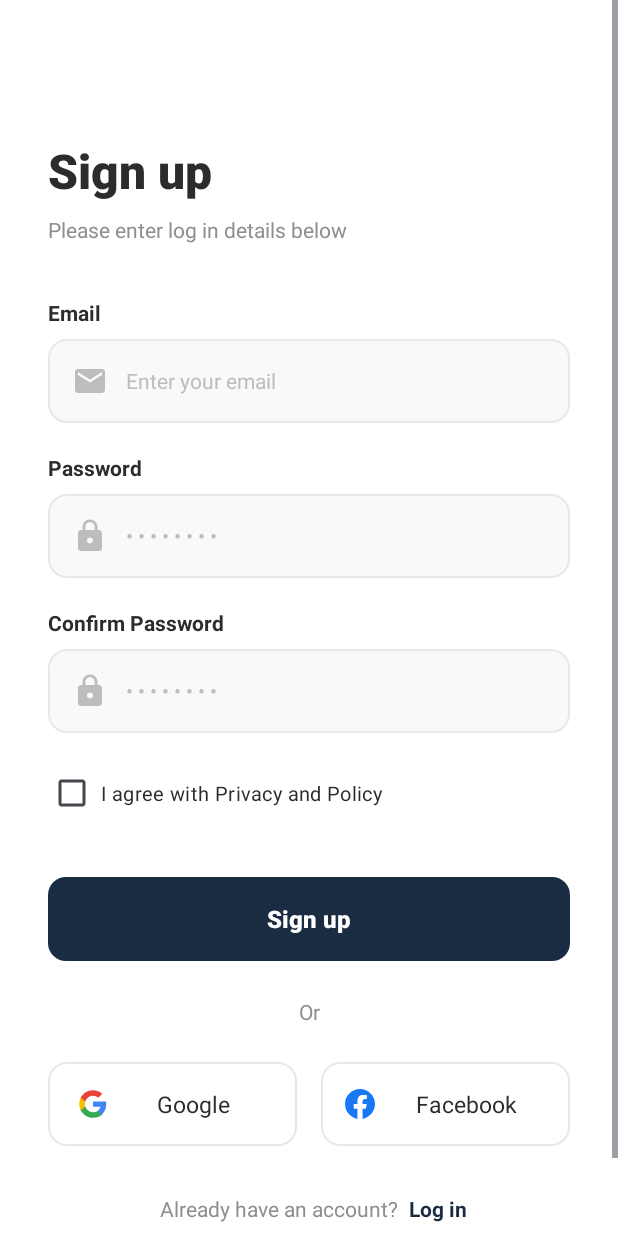
After one commit to AnasAyman13/Newsly, an Android app: the Signup screen opened directly, with no data from a screen before it, on a phone screen of 412 x 824 dp. The commit adds this screen. Run offline under Robolectric (Android 15) with nearby library versions, the phone set to English and light mode, and no system bars.

Commit message:
Added log_methods

```diff
--- /dev/null
+++ b/app/src/main/java/com/news/app/Signup.kt
@@ -0,0 +1,14 @@
+package com.news.app
+
+import android.os.Bundle
+import androidx.activity.enableEdgeToEdge
+import androidx.appcompat.app.AppCompatActivity
+
+class Signup : AppCompatActivity() {
+    override fun onCreate(savedInstanceState: Bundle?) {
+        super.onCreate(savedInstanceState)
+        enableEdgeToEdge()
+        setContentView(R.layout.activity_signup)
+
+    }
+}
--- a/app/src/main/java/com/news/app/Splash.kt
+++ b/app/src/main/java/com/news/app/Splash.kt
@@ -26,7 +26,7 @@ class SplashActivity : AppCompatActivity() {
 
             override fun onAnimationEnd(animation: Animation) {
 
-                startActivity(Intent(this@SplashActivity, MainActivity::class.java))
+                startActivity(Intent(this@SplashActivity, Signup::class.java))
                 overridePendingTransition(android.R.anim.fade_in, android.R.anim.fade_out)
                 finish()
             }
--- /dev/null
+++ b/app/src/main/res/drawable/bg_button_primary.xml
@@ -0,0 +1,6 @@
+<?xml version="1.0" encoding="utf-8"?>
+<shape xmlns:android="http://schemas.android.com/apk/res/android"
+    android:shape="rectangle">
+    <solid android:color="#1A2C42"/>
+    <corners android:radius="12dp"/>
+</shape>
--- /dev/null
+++ b/app/src/main/res/drawable/bg_button_social.xml
@@ -0,0 +1,7 @@
+<?xml version="1.0" encoding="utf-8"?>
+<shape xmlns:android="http://schemas.android.com/apk/res/android"
+    android:shape="rectangle">
+    <solid android:color="#FFFFFF"/>
+    <corners android:radius="12dp"/>
+    <stroke android:width="1dp" android:color="#E8E8E8"/>
+</shape>
--- /dev/null
+++ b/app/src/main/res/drawable/bg_edit_text.xml
@@ -0,0 +1,7 @@
+<?xml version="1.0" encoding="utf-8"?>
+<shape xmlns:android="http://schemas.android.com/apk/res/android"
+    android:shape="rectangle">
+    <solid android:color="#F8F9FA"/>
+    <corners android:radius="12dp"/>
+    <stroke android:width="1dp" android:color="#E8E8E8"/>
+</shape>
--- /dev/null
+++ b/app/src/main/res/drawable/ic_email.xml
@@ -0,0 +1,9 @@
+<vector xmlns:android="http://schemas.android.com/apk/res/android"
+    android:width="24dp"
+    android:height="24dp"
+    android:viewportWidth="24"
+    android:viewportHeight="24">
+    <path
+        android:fillColor="#BDBDBD"
+        android:pathData="M20,4H4C2.9,4 2,4.9 2,6v12c0,1.1 0.9,2 2,2h16c1.1,0 2,-0.9 2,-2V6C22,4.9 21.1,4 20,4zM20,8l-8,5L4,8V6l8,5l8,-5V8z"/>
+</vector>
--- /dev/null
+++ b/app/src/main/res/drawable/ic_facebook.xml
@@ -0,0 +1,12 @@
+<vector xmlns:android="http://schemas.android.com/apk/res/android"
+    android:width="20dp"
+    android:height="20dp"
+    android:viewportWidth="24"
+    android:viewportHeight="24">
+    <path
+        android:fillColor="#1877F2"
+        android:pathData="M24,12.073c0,-6.627 -5.373,-12 -12,-12s-12,5.373 -12,12c0,5.99 4.388,10.954 10.125,11.854v-8.385H7.078v-3.47h3.047V9.43c0,-3.007 1.792,-4.669 4.533,-4.669 1.312,0 2.686,0.235 2.686,0.235v2.953H15.83c-1.491,0 -1.956,0.925 -1.956,1.874v2.25h3.328l-0.532,3.47h-2.796v8.385C19.612,23.027 24,18.062 24,12.073z"/>
+    <path
+        android:fillColor="#FFFFFF"
+        android:pathData="M16.671,15.543l0.532,-3.47h-3.328v-2.25c0,-0.949 0.465,-1.874 1.956,-1.874h1.513V4.996s-1.374,-0.235 -2.686,-0.235c-2.741,0 -4.533,1.662 -4.533,4.669v2.643H7.078v3.47h3.047v8.385c0.61,0.096 1.237,0.146 1.875,0.146s1.265,-0.05 1.875,-0.146v-8.385h2.796z"/>
+</vector>
--- /dev/null
+++ b/app/src/main/res/drawable/ic_google.xml
@@ -0,0 +1,18 @@
+<vector xmlns:android="http://schemas.android.com/apk/res/android"
+    android:width="20dp"
+    android:height="20dp"
+    android:viewportWidth="24"
+    android:viewportHeight="24">
+    <path
+        android:fillColor="#4285F4"
+        android:pathData="M22.56,12.25c0,-0.78 -0.07,-1.53 -0.2,-2.25H12v4.26h5.92c-0.26,1.37 -1.04,2.53 -2.21,3.31v2.77h3.57c2.08,-1.92 3.28,-4.74 3.28,-8.09z"/>
+    <path
+        android:fillColor="#34A853"
+        android:pathData="M12,23c2.97,0 5.46,-0.98 7.28,-2.66l-3.57,-2.77c-0.98,0.66 -2.23,1.06 -3.71,1.06 -2.86,0 -5.29,-1.93 -6.16,-4.53H2.18v2.84C3.99,20.53 7.7,23 12,23z"/>
+    <path
+        android:fillColor="#FBBC05"
+        android:pathData="M5.84,14.09c-0.22,-0.66 -0.35,-1.36 -0.35,-2.09s0.13,-1.43 0.35,-2.09V7.07H2.18C1.43,8.55 1,10.22 1,12s0.43,3.45 1.18,4.93l2.85,-2.22 0.81,-0.62z"/>
+    <path
+        android:fillColor="#EA4335"
+        android:pathData="M12,5.38c1.62,0 3.06,0.56 4.21,1.64l3.15,-3.15C17.45,2.09 14.97,1 12,1 7.7,1 3.99,3.47 2.18,7.07l3.66,2.84c0.87,-2.6 3.3,-4.53 6.16,-4.53z"/>
+</vector>
--- /dev/null
+++ b/app/src/main/res/drawable/ic_lock.xml
@@ -0,0 +1,9 @@
+<vector xmlns:android="http://schemas.android.com/apk/res/android"
+    android:width="24dp"
+    android:height="24dp"
+    android:viewportWidth="24"
+    android:viewportHeight="24">
+    <path
+        android:fillColor="#BDBDBD"
+        android:pathData="M18,8h-1V6c0,-2.76 -2.24,-5 -5,-5S7,3.24 7,6v2H6c-1.1,0 -2,0.9 -2,2v10c0,1.1 0.9,2 2,2h12c1.1,0 2,-0.9 2,-2V10C20,8.9 19.1,8 18,8zM12,17c-1.1,0 -2,-0.9 -2,-2s0.9,-2 2,-2s2,0.9 2,2S13.1,17 12,17zM15.1,8H8.9V6c0,-1.71 1.39,-3.1 3.1,-3.1c1.71,0 3.1,1.39 3.1,3.1V8z"/>
+</vector>
--- /dev/null
+++ b/app/src/main/res/layout/activity_signup.xml
@@ -0,0 +1,256 @@
+<?xml version="1.0" encoding="utf-8"?>
+<ScrollView xmlns:android="http://schemas.android.com/apk/res/android"
+    xmlns:app="http://schemas.android.com/apk/res-auto"
+    android:layout_width="match_parent"
+    android:layout_height="match_parent"
+    android:fillViewport="true"
+    android:background="#FFFFFF">
+
+    <androidx.constraintlayout.widget.ConstraintLayout
+        android:layout_width="match_parent"
+        android:layout_height="wrap_content"
+        android:padding="32dp">
+
+        <!-- Title -->
+        <TextView
+            android:id="@+id/tvTitle"
+            android:layout_width="wrap_content"
+            android:layout_height="wrap_content"
+            android:layout_marginTop="60dp"
+            android:text="Sign up"
+            android:textSize="32sp"
+            android:textStyle="bold"
+            android:textColor="#2C2C2C"
+            android:fontFamily="sans-serif-medium"
+            app:layout_constraintTop_toTopOf="parent"
+            app:layout_constraintStart_toStartOf="parent"/>
+
+        <TextView
+            android:id="@+id/tvSubtitle"
+            android:layout_width="wrap_content"
+            android:layout_height="wrap_content"
+            android:layout_marginTop="8dp"
+            android:text="Please enter log in details below"
+            android:textSize="14sp"
+            android:textColor="#8E8E8E"
+            app:layout_constraintTop_toBottomOf="@id/tvTitle"
+            app:layout_constraintStart_toStartOf="parent"/>
+
+        <!-- Email Input -->
+        <TextView
+            android:id="@+id/tvEmailLabel"
+            android:layout_width="wrap_content"
+            android:layout_height="wrap_content"
+            android:layout_marginTop="36dp"
+            android:text="Email"
+            android:textSize="14sp"
+            android:textColor="#2C2C2C"
+            android:textStyle="bold"
+            app:layout_constraintTop_toBottomOf="@id/tvSubtitle"
+            app:layout_constraintStart_toStartOf="parent"/>
+
+        <EditText
+            android:id="@+id/etEmail"
+            android:layout_width="0dp"
+            android:layout_height="56dp"
+            android:layout_marginTop="8dp"
+            android:background="@drawable/bg_edit_text"
+            android:hint="Enter your email"
+            android:textColorHint="#BDBDBD"
+            android:paddingStart="16dp"
+            android:paddingEnd="16dp"
+            android:inputType="textEmailAddress"
+            android:textSize="14sp"
+            android:drawableStart="@drawable/ic_email"
+            android:drawablePadding="12dp"
+            app:layout_constraintTop_toBottomOf="@id/tvEmailLabel"
+            app:layout_constraintStart_toStartOf="parent"
+            app:layout_constraintEnd_toEndOf="parent"/>
+
+        <!-- Password Input -->
+        <TextView
+            android:id="@+id/tvPasswordLabel"
+            android:layout_width="wrap_content"
+            android:layout_height="wrap_content"
+            android:layout_marginTop="20dp"
+            android:text="Password"
+            android:textSize="14sp"
+            android:textColor="#2C2C2C"
+            android:textStyle="bold"
+            app:layout_constraintTop_toBottomOf="@id/etEmail"
+            app:layout_constraintStart_toStartOf="parent"/>
+
+        <EditText
+            android:id="@+id/etPassword"
+            android:layout_width="0dp"
+            android:layout_height="56dp"
+            android:layout_marginTop="8dp"
+            android:background="@drawable/bg_edit_text"
+            android:hint="• • • • • • • •"
+            android:textColorHint="#BDBDBD"
+            android:paddingStart="16dp"
+            android:paddingEnd="16dp"
+            android:inputType="textPassword"
+            android:textSize="14sp"
+            android:drawableStart="@drawable/ic_lock"
+            android:drawablePadding="12dp"
+            app:layout_constraintTop_toBottomOf="@id/tvPasswordLabel"
+            app:layout_constraintStart_toStartOf="parent"
+            app:layout_constraintEnd_toEndOf="parent"/>
+
+        <!-- Confirm Password Input -->
+        <TextView
+            android:id="@+id/tvConfirmPasswordLabel"
+            android:layout_width="wrap_content"
+            android:layout_height="wrap_content"
+            android:layout_marginTop="20dp"
+            android:text="Confirm Password"
+            android:textSize="14sp"
+            android:textColor="#2C2C2C"
+            android:textStyle="bold"
+            app:layout_constraintTop_toBottomOf="@id/etPassword"
+            app:layout_constraintStart_toStartOf="parent"/>
+
+        <EditText
+            android:id="@+id/etConfirmPassword"
+            android:layout_width="0dp"
+            android:layout_height="56dp"
+            android:layout_marginTop="8dp"
+            android:background="@drawable/bg_edit_text"
+            android:hint="• • • • • • • •"
+            android:textColorHint="#BDBDBD"
+            android:paddingStart="16dp"
+            android:paddingEnd="16dp"
+            android:inputType="textPassword"
+            android:textSize="14sp"
+            android:drawableStart="@drawable/ic_lock"
+            android:drawablePadding="12dp"
+            app:layout_constraintTop_toBottomOf="@id/tvConfirmPasswordLabel"
+            app:layout_constraintStart_toStartOf="parent"
+            app:layout_constraintEnd_toEndOf="parent"/>
+
+
+        <!-- Privacy Policy Checkbox -->
+        <CheckBox
+            android:id="@+id/cbAgree"
+            android:layout_width="0dp"
+            android:layout_height="wrap_content"
+            android:layout_marginTop="16dp"
+            android:text=" I agree with Privacy and Policy"
+            android:textSize="13sp"
+            android:textColor="#2C2C2C"
+            app:layout_constraintTop_toBottomOf="@id/etConfirmPassword"
+            app:layout_constraintStart_toStartOf="parent"
+            app:layout_constraintEnd_toEndOf="parent"/>
+
+
+
+        <!-- Sign Up Button - استخدم TextView -->
+        <TextView
+            android:id="@+id/btnSignUp"
+            android:layout_width="0dp"
+            android:layout_height="56dp"
+            android:layout_marginTop="32dp"
+            android:text="Sign up"
+            android:textColor="#FFFFFF"
+            android:textSize="16sp"
+            android:textStyle="bold"
+            android:background="@drawable/bg_button_primary"
+            android:gravity="center"
+            android:fontFamily="sans-serif-medium"
+            android:clickable="true"
+            android:focusable="true"
+            app:layout_constraintTop_toBottomOf="@id/cbAgree"
+            app:layout_constraintStart_toStartOf="parent"
+            app:layout_constraintEnd_toEndOf="parent"/>
+
+        <!-- Or Divider -->
+        <TextView
+            android:id="@+id/tvOr"
+            android:layout_width="wrap_content"
+            android:layout_height="wrap_content"
+            android:layout_marginTop="24dp"
+            android:text="Or"
+            android:textSize="14sp"
+            android:textColor="#8E8E8E"
+            app:layout_constraintTop_toBottomOf="@id/btnSignUp"
+            app:layout_constraintStart_toStartOf="parent"
+            app:layout_constraintEnd_toEndOf="parent"/>
+
+        <!-- Google Button -->
+        <TextView
+            android:id="@+id/btnGoogle"
+            android:layout_width="0dp"
+            android:layout_height="56dp"
+            android:layout_marginTop="24dp"
+            android:layout_marginEnd="8dp"
+            android:text="Google"
+            android:textColor="#2C2C2C"
+            android:textSize="15sp"
+            android:background="@drawable/bg_button_social"
+            android:gravity="center"
+            android:drawableStart="@drawable/ic_google"
+            android:drawablePadding="8dp"
+            android:paddingStart="20dp"
+            android:paddingEnd="20dp"
+            android:clickable="true"
+            android:focusable="true"
+            app:layout_constraintTop_toBottomOf="@id/tvOr"
+            app:layout_constraintStart_toStartOf="parent"
+            app:layout_constraintEnd_toStartOf="@id/btnFacebook"/>
+
+        <!-- Facebook Button -->
+        <TextView
+            android:id="@+id/btnFacebook"
+            android:layout_width="0dp"
+            android:layout_height="56dp"
+            android:layout_marginStart="8dp"
+            android:text="Facebook"
+            android:textColor="#2C2C2C"
+            android:textSize="15sp"
+            android:background="@drawable/bg_button_social"
+            android:gravity="center"
+            android:drawableStart="@drawable/ic_facebook"
+            android:drawablePadding="8dp"
+            android:paddingStart="16dp"
+            android:paddingEnd="16dp"
+            android:clickable="true"
+            android:focusable="true"
+            app:layout_constraintTop_toTopOf="@id/btnGoogle"
+            app:layout_constraintStart_toEndOf="@id/btnGoogle"
+            app:layout_constraintEnd_toEndOf="parent"/>
+
+        <!-- Log In Link -->
+        <TextView
+            android:id="@+id/tvLoginPrompt"
+            android:layout_width="wrap_content"
+            android:layout_height="wrap_content"
+            android:layout_marginTop="32dp"
+            android:layout_marginBottom="32dp"
+            android:layout_marginEnd="40dp"
+            android:textSize="14sp"
+            android:textColor="#8E8E8E"
+            app:layout_constraintTop_toBottomOf="@id/btnGoogle"
+            app:layout_constraintBottom_toBottomOf="parent"
+            app:layout_constraintStart_toStartOf="parent"
+            app:layout_constraintEnd_toEndOf="parent"
+            android:text=" Already have an account? ">
+
+        </TextView>
+
+        <TextView
+            android:id="@+id/tvLogin"
+            android:layout_width="wrap_content"
+            android:layout_height="wrap_content"
+            android:layout_marginStart="4dp"
+            android:text="Log in"
+            android:textSize="14sp"
+            android:textColor="#1A2C42"
+            android:textStyle="bold"
+            android:clickable="true"
+            android:focusable="true"
+            app:layout_constraintTop_toTopOf="@id/tvLoginPrompt"
+            app:layout_constraintStart_toEndOf="@id/tvLoginPrompt"/>
+
+    </androidx.constraintlayout.widget.ConstraintLayout>
+</ScrollView>
--- a/app/src/main/res/values/colors.xml
+++ b/app/src/main/res/values/colors.xml
@@ -10,5 +10,9 @@
     <color name="lavunder">#8692f7</color>
     <color name="Blue"> #072265
     </color>
-
+    <color name="dark_blue">#1A2C42</color>
+    <color name="light_gray">#F5F5F5</color>
+    <color name="hint_gray">#BDBDBD</color>
+    <color name="facebook_blue">#3B5998</color>
+    <color name="google_red">#DB4437</color>
 </resources>
```
Also changed, not shown: app/src/main/AndroidManifest.xml (+27 -13 lines), app/src/main/java/com/news/app/LoginActivity.kt (added, +14 -0 lines), app/src/main/res/drawable/ic_person.xml (added, +9 -0 lines), app/src/main/res/layout/activity_login.xml (added, +237 -0 lines).
